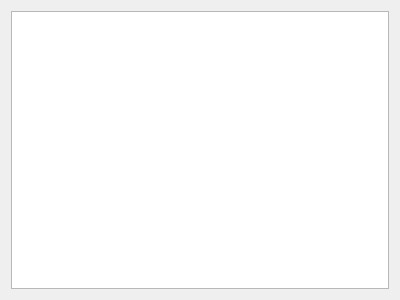
Qt form client/routedescriptiondialog.ui (shentok/MoNav) before a commit.
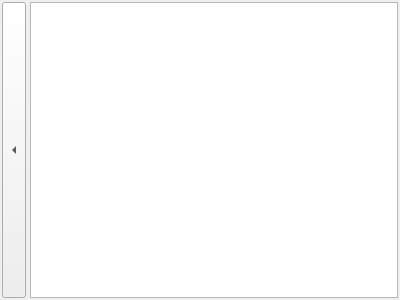
The same form after that commit.

Commit message: Client:  - Added button to hide Routing Instructions Widget

```diff
--- a/client/routedescriptiondialog.ui
+++ b/client/routedescriptiondialog.ui
@@ -1,7 +1,7 @@
 <?xml version="1.0" encoding="UTF-8"?>
 <ui version="4.0">
  <class>RouteDescriptionDialog</class>
- <widget class="QDialog" name="RouteDescriptionDialog">
+ <widget class="QWidget" name="RouteDescriptionDialog">
   <property name="geometry">
    <rect>
     <x>0</x>
@@ -13,7 +13,29 @@
   <property name="windowTitle">
    <string>Route Description</string>
   </property>
-  <layout class="QVBoxLayout" name="verticalLayout">
+  <layout class="QHBoxLayout" name="horizontalLayout">
+   <property name="spacing">
+    <number>4</number>
+   </property>
+   <property name="margin">
+    <number>2</number>
+   </property>
+   <item>
+    <widget class="QToolButton" name="back">
+     <property name="sizePolicy">
+      <sizepolicy hsizetype="Fixed" vsizetype="Expanding">
+       <horstretch>0</horstretch>
+       <verstretch>0</verstretch>
+      </sizepolicy>
+     </property>
+     <property name="text">
+      <string>...</string>
+     </property>
+     <property name="arrowType">
+      <enum>Qt::LeftArrow</enum>
+     </property>
+    </widget>
+   </item>
    <item>
     <widget class="QListWidget" name="descriptionList">
      <property name="editTriggers">
```
The commit also changes 3 other files.
